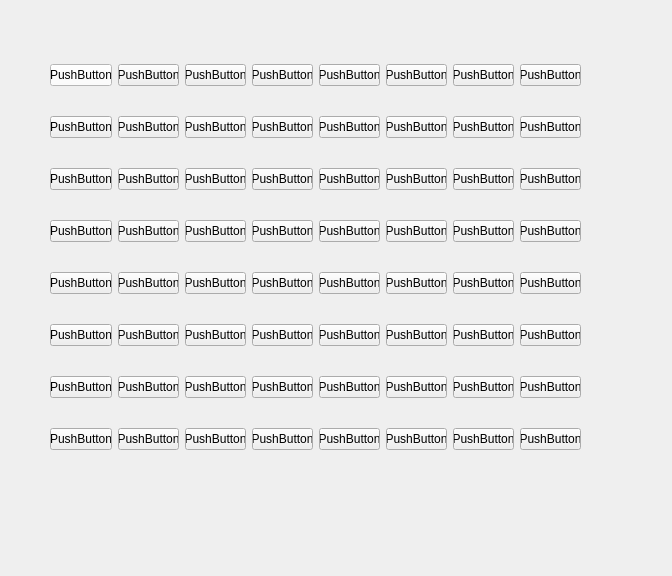
The window that Mots_cache/mainwindow.ui (AlexandreSeptembreYnov/mini-projet-C) describes before a commit, drawn with Qt 5.
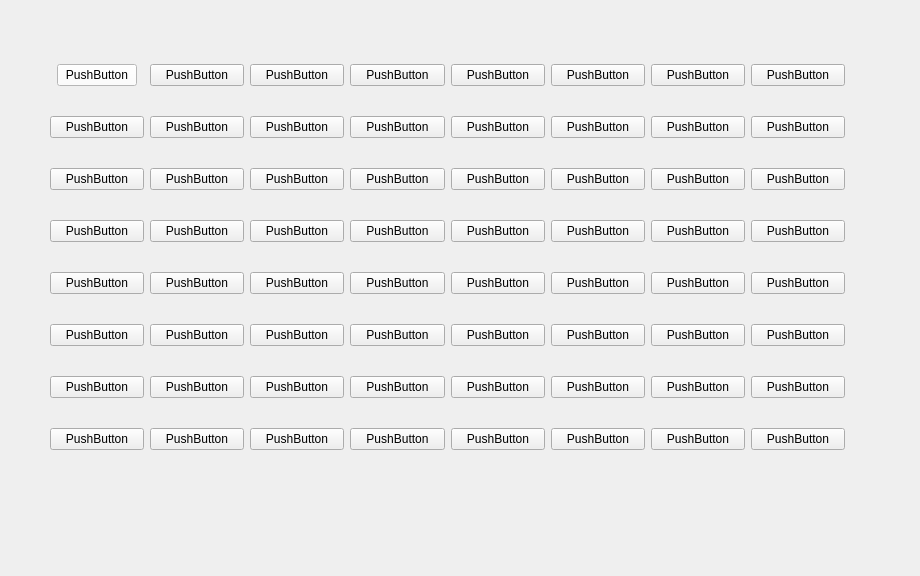
The same window after the commit.

```diff
--- a/Mots_cache/mainwindow.ui
+++ b/Mots_cache/mainwindow.ui
@@ -6,7 +6,7 @@
    <rect>
     <x>0</x>
     <y>0</y>
-    <width>672</width>
+    <width>920</width>
     <height>576</height>
    </rect>
   </property>
@@ -14,12 +14,12 @@
    <string>MainWindow</string>
   </property>
   <widget class="QWidget" name="centralwidget">
-   <widget class="QWidget" name="">
+   <widget class="QWidget" name="layoutWidget">
     <property name="geometry">
      <rect>
       <x>50</x>
       <y>40</y>
-      <width>531</width>
+      <width>795</width>
       <height>441</height>
      </rect>
     </property>
```
